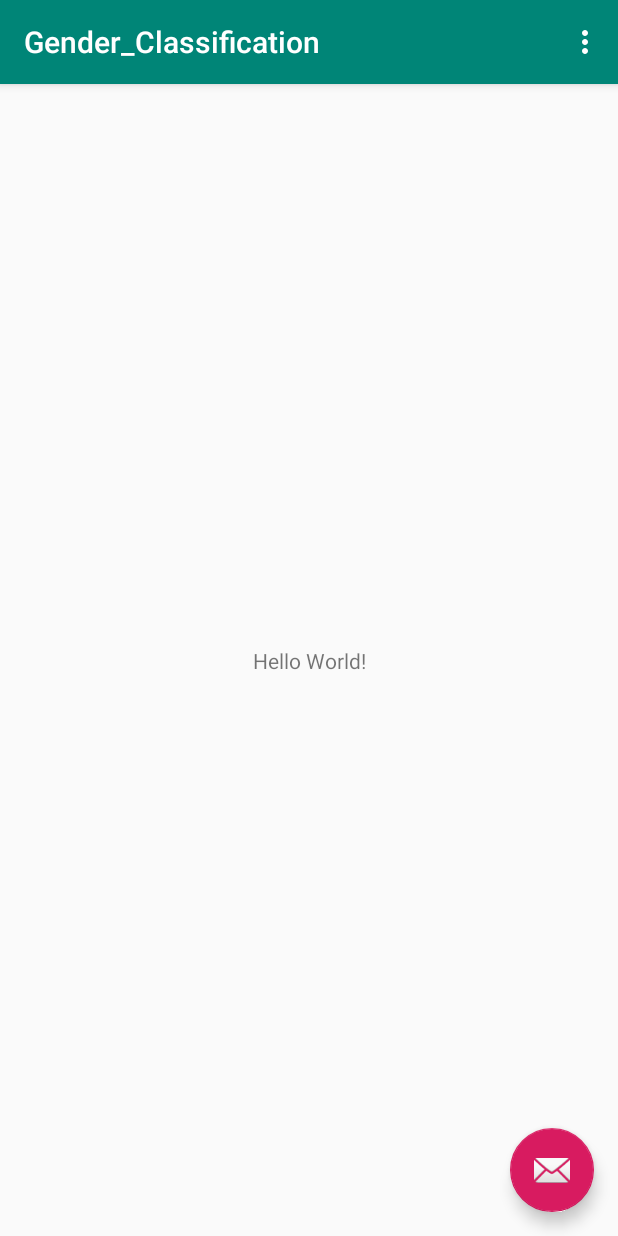
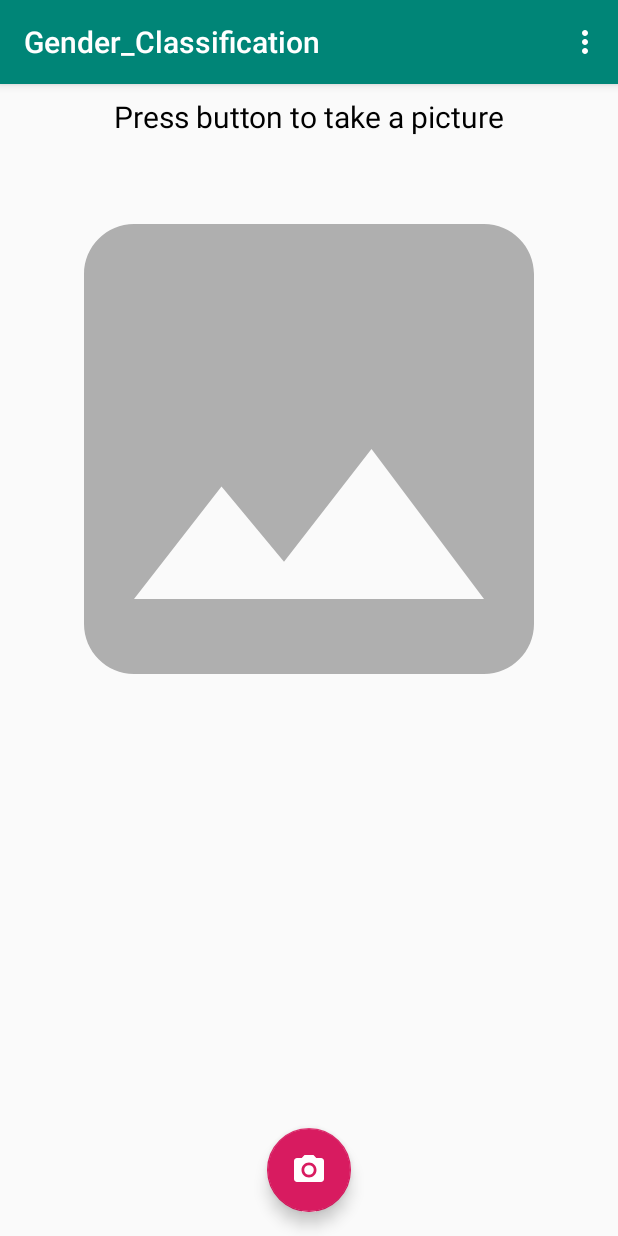
Before and after one commit to farmaker47/Gender_Classification, an Android app: the screen it shows after launch (MainActivity), on a phone screen of 412 x 824 dp. Run offline under Robolectric (Android 15) with nearby library versions, the phone set to English and light mode, and no system bars; libraries missing offline, so code that uses them is left out: org.tensorflow.lite; network calls fail.

Commit message:
Add all files

```diff
--- /dev/null
+++ b/app/src/main/java/com/george/gender_classification/tflite/ClassifierFloatMobileNet.java
@@ -0,0 +1,95 @@
+/* Copyright 2019 The TensorFlow Authors. All Rights Reserved.
+
+Licensed under the Apache License, Version 2.0 (the "License");
+you may not use this file except in compliance with the License.
+You may obtain a copy of the License at
+
+  http://www.apache.org/licenses/LICENSE-2.0
+
+Unless required by applicable law or agreed to in writing, software
+distributed under the License is distributed on an "AS IS" BASIS,
+WITHOUT WARRANTIES OR CONDITIONS OF ANY KIND, either express or implied.
+See the License for the specific language governing permissions and
+limitations under the License.
+==============================================================================*/
+
+package com.george.gender_classification.tflite;
+
+import android.app.Activity;
+
+import java.io.IOException;
+
+/** This TensorFlowLite classifier works with the float MobileNet model. */
+public class ClassifierFloatMobileNet extends Classifier {
+
+  /**
+   * An array to hold inference results, to be feed into Tensorflow Lite as outputs. This isn't part
+   * of the super class, because we need a primitive array here.
+   */
+  private float[][] labelProbArray = null;
+
+  /**
+   * Initializes a {@code ClassifierFloatMobileNet}.
+   *
+   * @param activity
+   */
+  public ClassifierFloatMobileNet(Activity activity) throws IOException {
+    super(activity);
+    labelProbArray = new float[1][getNumLabels()];
+  }
+
+  @Override
+  public int getImageSizeX() {
+    return 224;
+  }
+
+  @Override
+  public int getImageSizeY() {
+    return 224;
+  }
+
+  @Override
+  protected String getModelPath() {
+    // you can download this file from
+    // see build.gradle for where to obtain this file. It should be auto
+    // downloaded into assets.
+    return "keras_gender.tflite";
+  }
+
+  @Override
+  protected String getLabelPath() {
+    return "labels.txt";
+  }
+
+  @Override
+  protected int getNumBytesPerChannel() {
+    return 4; // Float.SIZE / Byte.SIZE;
+  }
+
+  @Override
+  protected void addPixelValue(int pixelValue) {
+    imgData.putFloat(((pixelValue >> 16) & 0xFF) / 255.f);
+    imgData.putFloat(((pixelValue >> 8) & 0xFF) / 255.f);
+    imgData.putFloat((pixelValue & 0xFF) / 255.f);
+  }
+
+  @Override
+  protected float getProbability(int labelIndex) {
+    return labelProbArray[0][labelIndex];
+  }
+
+  @Override
+  protected void setProbability(int labelIndex, Number value) {
+    labelProbArray[0][labelIndex] = value.floatValue();
+  }
+
+  @Override
+  protected float getNormalizedProbability(int labelIndex) {
+    return labelProbArray[0][labelIndex];
+  }
+
+  @Override
+  protected void runInference() {
+    tflite.run(imgData, labelProbArray);
+  }
+}
--- /dev/null
+++ b/app/src/main/res/drawable/ic_image_grey_80dp.xml
@@ -0,0 +1,5 @@
+<vector android:height="80dp" android:tint="#AFAFAF"
+    android:viewportHeight="24.0" android:viewportWidth="24.0"
+    android:width="80dp" xmlns:android="http://schemas.android.com/apk/res/android">
+    <path android:fillColor="#FF000000" android:pathData="M21,19V5c0,-1.1 -0.9,-2 -2,-2H5c-1.1,0 -2,0.9 -2,2v14c0,1.1 0.9,2 2,2h14c1.1,0 2,-0.9 2,-2zM8.5,13.5l2.5,3.01L14.5,12l4.5,6H5l3.5,-4.5z"/>
+</vector>
--- /dev/null
+++ b/app/src/main/res/drawable/ic_photo_camera_white.xml
@@ -0,0 +1,6 @@
+<vector android:height="24dp" android:tint="#FFFFFF"
+    android:viewportHeight="24.0" android:viewportWidth="24.0"
+    android:width="24dp" xmlns:android="http://schemas.android.com/apk/res/android">
+    <path android:fillColor="#FF000000" android:pathData="M12,12m-3.2,0a3.2,3.2 0,1 1,6.4 0a3.2,3.2 0,1 1,-6.4 0"/>
+    <path android:fillColor="#FF000000" android:pathData="M9,2L7.17,4L4,4c-1.1,0 -2,0.9 -2,2v12c0,1.1 0.9,2 2,2h16c1.1,0 2,-0.9 2,-2L22,6c0,-1.1 -0.9,-2 -2,-2h-3.17L15,2L9,2zM12,17c-2.76,0 -5,-2.24 -5,-5s2.24,-5 5,-5 5,2.24 5,5 -2.24,5 -5,5z"/>
+</vector>
--- a/app/src/main/res/layout/activity_main.xml
+++ b/app/src/main/res/layout/activity_main.xml
@@ -26,8 +26,8 @@
         android:id="@+id/fab"
         android:layout_width="wrap_content"
         android:layout_height="wrap_content"
-        android:layout_gravity="bottom|end"
+        android:layout_gravity="bottom|center_horizontal"
         android:layout_margin="@dimen/fab_margin"
-        app:srcCompat="@android:drawable/ic_dialog_email" />
+        app:srcCompat="@drawable/ic_photo_camera_white" />
 
 </android.support.design.widget.CoordinatorLayout>
--- a/app/src/main/res/layout/content_main.xml
+++ b/app/src/main/res/layout/content_main.xml
@@ -1,9 +1,10 @@
 <?xml version="1.0" encoding="utf-8"?>
-<android.support.constraint.ConstraintLayout xmlns:android="http://schemas.android.com/apk/res/android"
+<LinearLayout xmlns:android="http://schemas.android.com/apk/res/android"
     xmlns:app="http://schemas.android.com/apk/res-auto"
     xmlns:tools="http://schemas.android.com/tools"
     android:layout_width="match_parent"
     android:layout_height="match_parent"
+    android:orientation="vertical"
     app:layout_behavior="@string/appbar_scrolling_view_behavior"
     tools:context=".MainActivity"
     tools:showIn="@layout/activity_main">
@@ -11,10 +12,26 @@
     <TextView
         android:layout_width="wrap_content"
         android:layout_height="wrap_content"
-        android:text="Hello World!"
-        app:layout_constraintBottom_toBottomOf="parent"
-        app:layout_constraintLeft_toLeftOf="parent"
-        app:layout_constraintRight_toRightOf="parent"
-        app:layout_constraintTop_toTopOf="parent" />
+        android:layout_gravity="center_horizontal"
+        android:padding="8dp"
+        android:text="@string/press_button_to_take_a_picture"
+        android:textColor="#000"
+        android:textSize="20sp" />
 
-</android.support.constraint.ConstraintLayout>
+    <ImageView
+        android:id="@+id/imageViewPhoto"
+        android:layout_width="match_parent"
+        android:layout_height="400dp"
+        android:src="@drawable/ic_image_grey_80dp" />
+
+    <TextView
+        android:id="@+id/textViewResult"
+        android:layout_width="wrap_content"
+        android:layout_height="wrap_content"
+        android:layout_gravity="center_horizontal"
+        android:textColor="#000"
+        android:padding="8dp"
+        android:textSize="24sp"
+        tools:text="Resemblance: 100% Labrador" />
+
+</LinearLayout>
--- a/app/src/main/res/values/strings.xml
+++ b/app/src/main/res/values/strings.xml
@@ -1,4 +1,5 @@
 <resources>
     <string name="app_name">Gender_Classification</string>
     <string name="action_settings">Settings</string>
+    <string name="press_button_to_take_a_picture">Press button to take a picture</string>
 </resources>
```
Also changed, not shown: app/build.gradle (+7 -0 lines), app/src/main/java/com/george/gender_classification/MainActivity.java (+148 -2 lines), app/src/main/java/com/george/gender_classification/tflite/Classifier.java (added, +427 -0 lines).
